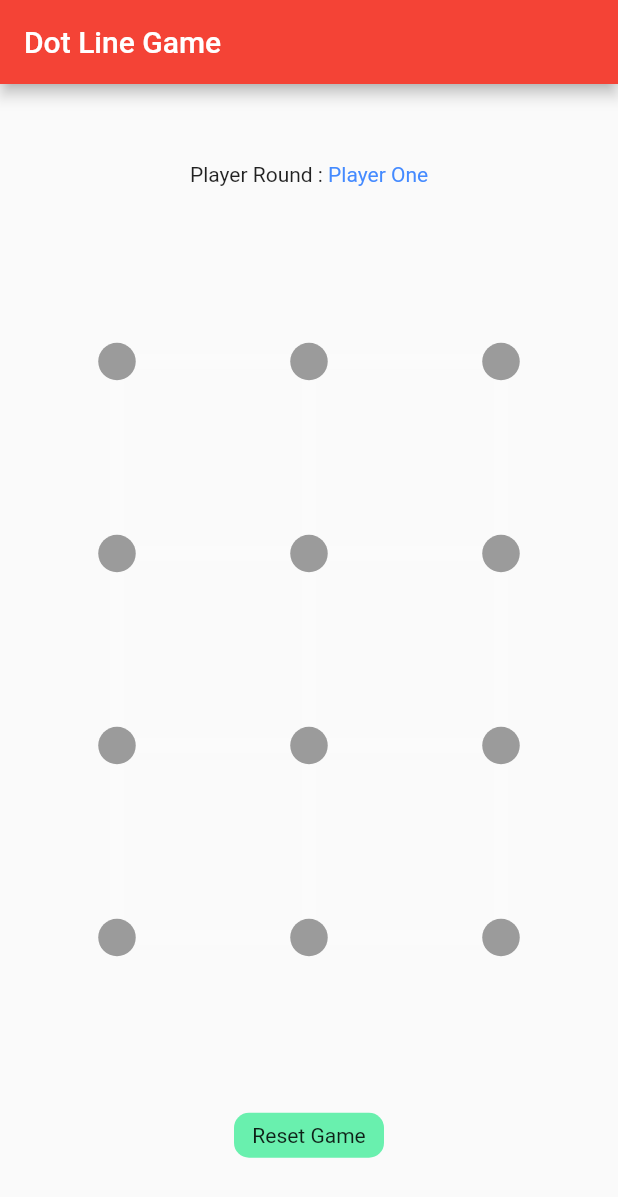
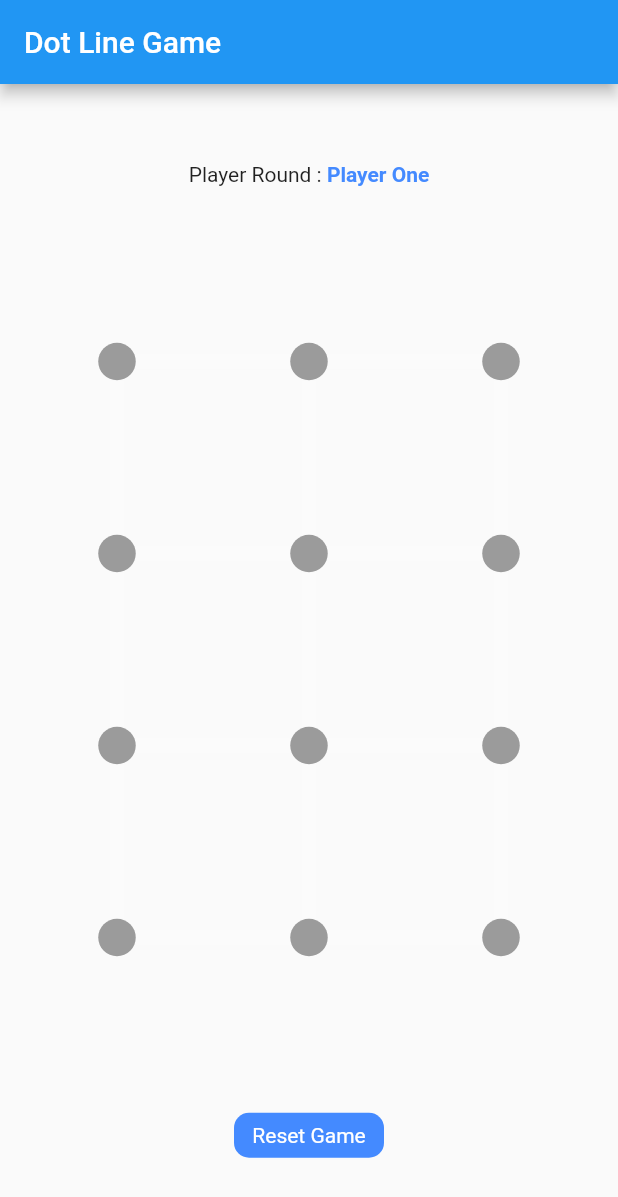
Before and after one commit to HoseinHabibiyan/DotLine_Game, a Flutter app: the screen it shows after launch, on a phone screen of 412 x 824 dp. Shown: the top 1197 px of the screen. Run offline on Flutter 3.47's test engine with Material 2 defaults, Android fonts, the phone set to English and light mode, and no system bars.

Commit message:
board color

```diff
--- a/lib/main.dart
+++ b/lib/main.dart
@@ -15,7 +15,7 @@ class MyApp extends StatelessWidget {
     return MaterialApp(
       title: 'Dot Line Game',
       theme: ThemeData(
-        primarySwatch: Colors.red,
+        primarySwatch: Colors.blue,
       ),
       home: const MyHomePage(),
       debugShowCheckedModeBanner: false,
@@ -56,6 +56,7 @@ class _MyHomePageState extends State<MyHomePage> {
                 Text(
                   "${_firstPlayerRound ? "Player One" : "Player Two"}",
                   style: TextStyle(
+                      fontWeight: FontWeight.bold,
                       color:
                           _firstPlayerRound ? Colors.blueAccent : Colors.red),
                 ),
@@ -67,7 +68,7 @@ class _MyHomePageState extends State<MyHomePage> {
               child: Container(
                 decoration: BoxDecoration(
                   borderRadius: BorderRadius.circular(10),
-                  color: Colors.greenAccent,
+                  color: Colors.blueAccent,
                 ),
                 alignment: Alignment.center,
                 width: 100,
@@ -75,6 +76,7 @@ class _MyHomePageState extends State<MyHomePage> {
                 child: Text(
                   "Reset Game",
                   textAlign: TextAlign.center,
+                  style: TextStyle(color: Colors.white),
                 ),
               ),
             )
@@ -164,13 +166,16 @@ class _MyHomePageState extends State<MyHomePage> {
             ],
           ),
           if (dotIndex < 9)
+            Row(
+              children: [
                 InkWell(
                   onTap: () => {drawVerticalLine(dotIndex)},
                   child: Container(
                     width: 10,
                     height: MediaQuery.of(context).size.width / 4,
                     color: _lines.any((x) =>
-                        x.source == dotIndex && x.destination == dotIndex + 3)
+                            x.source == dotIndex &&
+                            x.destination == dotIndex + 3)
                         ? _lines
                                     .firstWhere((x) =>
                                         x.source == dotIndex &&
@@ -181,6 +186,8 @@ class _MyHomePageState extends State<MyHomePage> {
                             : Colors.redAccent
                         : Colors.white12,
                   ),
+                ),
+              ],
             ),
         ],
       ));
@@ -198,10 +205,8 @@ class _MyHomePageState extends State<MyHomePage> {
       return;
     }
 
-    print("dot ${dotIndex}");
     _lines.add(Line(dotIndex, dotIndex + 3, _firstPlayerRound ? 0 : 1));
     _firstPlayerRound = !_firstPlayerRound;
-
     renderBoard();
   }
 
@@ -211,7 +216,6 @@ class _MyHomePageState extends State<MyHomePage> {
       return;
     }
 
-    print("dot ${dotIndex}");
     _lines.add(Line(dotIndex, dotIndex + 1, _firstPlayerRound ? 0 : 1));
     _firstPlayerRound = !_firstPlayerRound;
     renderBoard();
```
Lines whose indentation alone changed are shown as unchanged.
